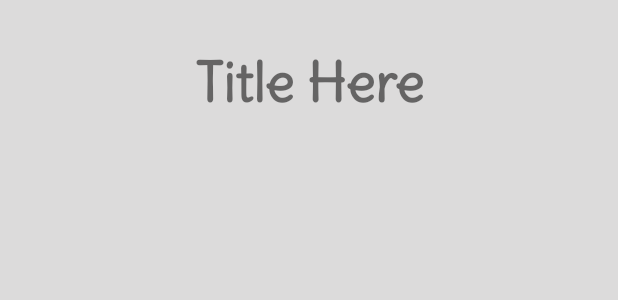
After one commit to paperfront/Journey, an Android app: the layout activity_analysis_detail.xml on its own in the app's theme, with its tools: preview values and no code run, on a phone screen of 412 x 824 dp. The commit adds this screen. Shown: the top 300 px of the screen. Run offline under Robolectric (Android 15) with nearby library versions, the phone set to English and light mode, and no system bars.

Commit message:
Created a style for reoccuring text views

```diff
--- a/app/src/main/AndroidManifest.xml
+++ b/app/src/main/AndroidManifest.xml
@@ -15,7 +15,8 @@
         android:screenOrientation="portrait"
         android:supportsRtl="true"
         android:theme="@style/AppTheme">
-        <activity android:name=".activities.BeginAnalysisActivity"></activity>
+        <activity android:name=".activities.AnalysisDetailActivity"></activity>
+        <activity android:name=".activities.BeginAnalysisActivity" />
         <activity android:name=".activities.EntryTimelineActivity" />
         <activity android:name=".activities.EntryDetailActivity" />
         <activity android:name=".activities.CreateJournalEntryActivity" />
--- /dev/null
+++ b/app/src/main/res/layout/activity_analysis_detail.xml
@@ -0,0 +1,26 @@
+<?xml version="1.0" encoding="utf-8"?>
+<ScrollView
+    xmlns:android="http://schemas.android.com/apk/res/android"
+    xmlns:app="http://schemas.android.com/apk/res-auto"
+    xmlns:tools="http://schemas.android.com/tools"
+    android:layout_width="match_parent"
+    android:layout_height="match_parent"
+    tools:context=".activities.AnalysisDetailActivity">
+
+    <LinearLayout
+        android:layout_width="match_parent"
+        android:layout_height="wrap_content"
+        android:padding="16dp"
+        android:orientation="vertical">
+
+        <TextView
+            android:id="@+id/tvTitle"
+            android:layout_width="match_parent"
+            android:layout_height="wrap_content"
+            tools:text="Title Here"
+            style="@style/titleStyle"/>
+
+
+    </LinearLayout>
+
+</ScrollView>
--- a/app/src/main/res/layout/activity_create_journal_entry.xml
+++ b/app/src/main/res/layout/activity_create_journal_entry.xml
@@ -31,7 +31,7 @@
                 android:fontFamily="@font/delius"
                 android:textAlignment="center"
                 android:layout_marginVertical="8dp"
-                android:textSize="20dp"
+                android:textSize="20sp"
                 android:textColor="@color/design_default_color_primary_dark"
                 tools:text="Prompt Goes Here" />
 
--- a/app/src/main/res/values/styles.xml
+++ b/app/src/main/res/values/styles.xml
@@ -8,4 +8,21 @@
         <item name="android:windowBackground">@color/colorBackground</item>
     </style>
 
+    <style name="titleStyle">
+        <item name="android:fontFamily">@font/delius</item>
+        <item name="android:textSize">36sp</item>
+        <item name="android:textStyle">bold</item>
+        <item name="android:layout_gravity">center</item>
+        <item name="android:textAlignment">center</item>
+        <item name="android:layout_marginTop">16dp</item>
+    </style>
+
+    <style name="headerStyle">
+        <item name="android:fontFamily">@font/delius</item>
+        <item name="android:textSize">28sp</item>
+        <item name="android:layout_gravity">center</item>
+        <item name="android:textAlignment">center</item>
+        <item name="android:layout_marginTop">8dp</item>
+    </style>
+
 </resources>
```
Also changed, not shown: app/src/main/java/com/example/journey/activities/AnalysisDetailActivity.java (added, +30 -0 lines), app/src/main/res/layout/fragment_timeline.xml (+2 -7 lines).
